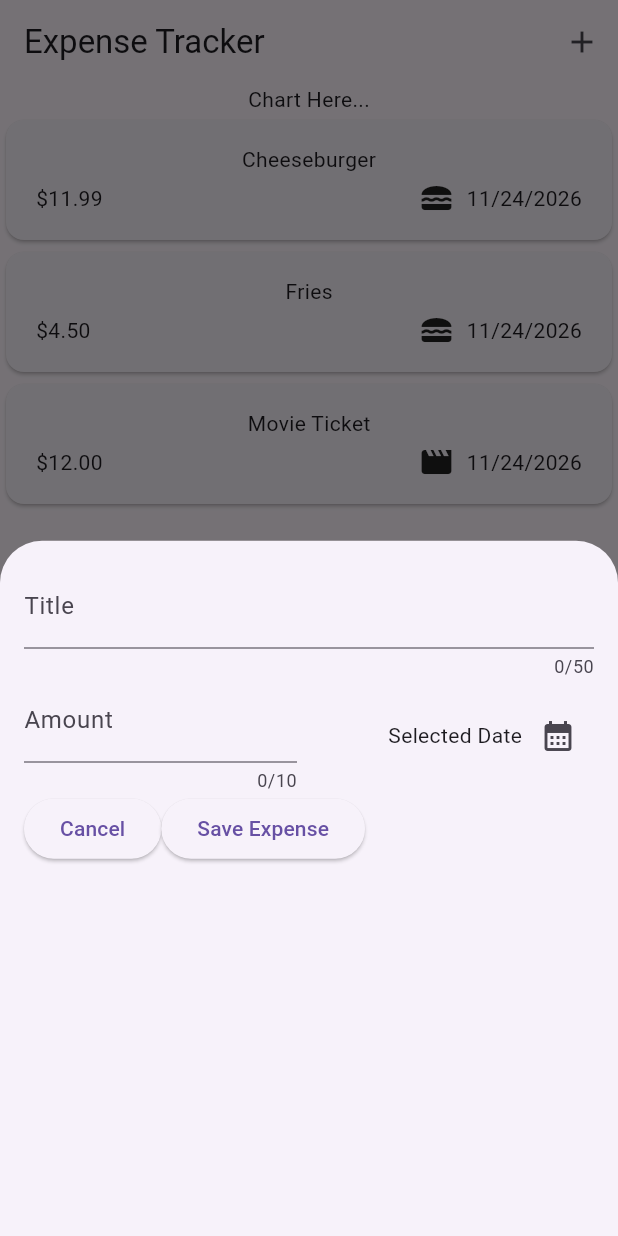
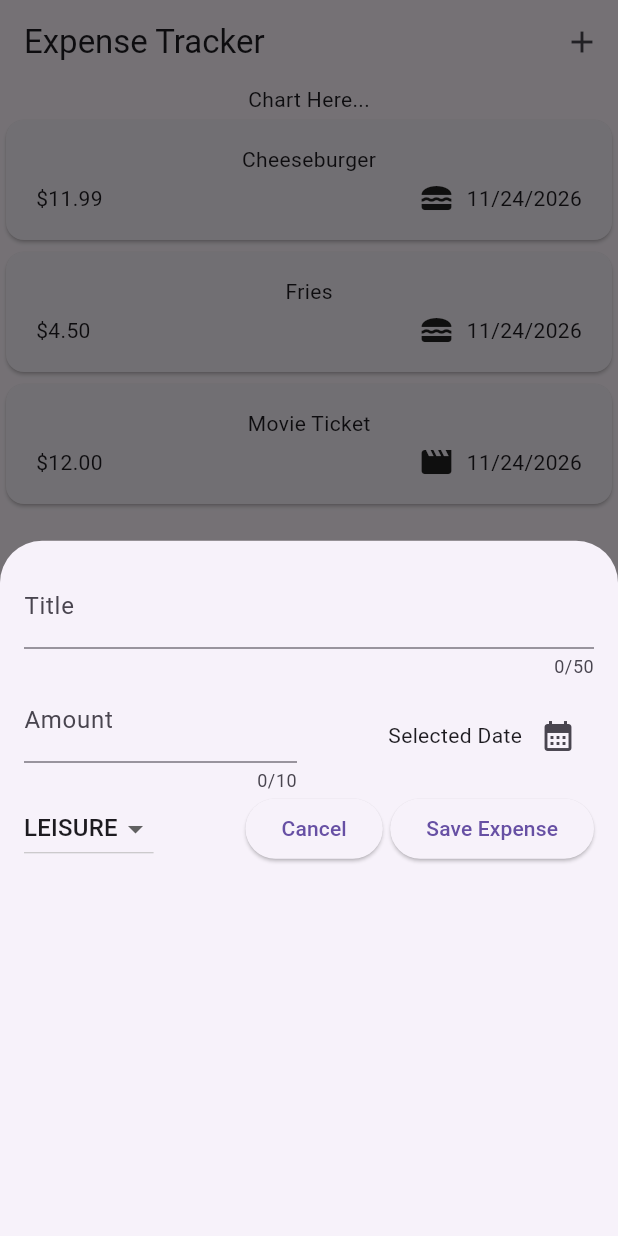
Before and after one commit to lottomansosa/expense_tracker, a Flutter app: the screen it shows after launch, after a tap on the "add" icon, on a phone screen of 412 x 824 dp. Run offline on Flutter 3.47's test engine with Material 3 defaults, Android fonts, the phone set to English and light mode, and no system bars.

Commit message:
finished new expense to add an expense item to the page. added validation checks

```diff
--- a/lib/widgets/expenses.dart
+++ b/lib/widgets/expenses.dart
@@ -14,9 +14,14 @@ class Expenses extends StatefulWidget{
 
 //expenses
 class _ExpensesState extends State<Expenses> {
+  void _addExpense(Expense expense){
+    setState(() {
+      _registeredExpenses.add(expense);
+    });
+  }
 
 void _openAddExpenseOverlay(){
-  showModalBottomSheet(context: context, builder: (ctx) => NewExpense());
+  showModalBottomSheet(context: context, builder: (ctx) => NewExpense(onAddExpense: _addExpense));
 
   }
 
--- a/lib/widgets/new_expense.dart
+++ b/lib/widgets/new_expense.dart
@@ -1,9 +1,12 @@
+import 'package:expense_tracker/models/expense.dart';
 import 'package:flutter/material.dart';
 import 'package:intl/intl.dart';
 
 final formatter = DateFormat.yMd();
+
 class NewExpense extends StatefulWidget {
-  const NewExpense({super.key});
+  const NewExpense({super.key, required this.onAddExpense});
+  final void Function(Expense expense) onAddExpense;
   @override
   State<StatefulWidget> createState() {
     return _NewExpenseState();
@@ -14,6 +17,7 @@ class _NewExpenseState extends State<NewExpense> {
   final _titleController = TextEditingController();
   final _amountController = TextEditingController();
   DateTime? _selectedDate;
+  Category _selectedCategory = Category.leisure;
   //make an amount controller
   @override
   void dispose() {
@@ -22,18 +26,41 @@ class _NewExpenseState extends State<NewExpense> {
     super.dispose();
   }
 
-  void _presentDatePicker() async{
+  void _presentDatePicker() async {
     final now = DateTime.now();
     final firstDate = DateTime(now.year - 1, now.month, now.day);
-     final pickedDate = await showDatePicker(
+    final pickedDate = await showDatePicker(
       context: context,
       initialDate: now,
       firstDate: firstDate,
       lastDate: now,
     );
-    setState((){
+    setState(() {
       _selectedDate = pickedDate;
     });
+  }
+  void _submitExpenseData(){
+    final enteredAmount = double.tryParse(_amountController.text);
+    final amountInvalid = enteredAmount == null || enteredAmount <=0;
+
+    if(_titleController.text.trim().isEmpty || amountInvalid || _selectedDate == null)
+    {
+        showDialog(context: (context), builder: (ctx) => AlertDialog(
+          title: const Text("Invalid Input"),
+          content: const Text("Please make sure to put in a valid title, price, and date"),
+          actions: [
+            TextButton(onPressed: (){}, child: Text("Okay"))
+          ]
+        ));
+        return;
+    }
+
+    widget.onAddExpense(Expense(title: _titleController.text,
+    amount: enteredAmount,
+    date: _selectedDate!,
+    category: _selectedCategory)
+    );
+
   }
 
   @override
@@ -67,9 +94,15 @@ class _NewExpenseState extends State<NewExpense> {
                   mainAxisAlignment: MainAxisAlignment.end,
                   crossAxisAlignment: CrossAxisAlignment.center,
                   children: [
-                    Text(_selectedDate == null ? 'Selected Date' : formatter.format(_selectedDate!)),
+                    Text(
+                      _selectedDate == null
+                          ? 'Selected Date'
+                          : formatter.format(_selectedDate!),
+                    ),
                     IconButton(
-                      onPressed: () {_presentDatePicker();},
+                      onPressed: () {
+                        _presentDatePicker();
+                      },
                       icon: const Icon(Icons.calendar_month),
                     ),
                   ],
@@ -80,16 +113,36 @@ class _NewExpenseState extends State<NewExpense> {
           //Put Amount TextField
           Row(
             children: [
+              DropdownButton(
+                value: _selectedCategory,
+                items: Category.values
+                    .map(
+                      (category) => DropdownMenuItem(
+                        value: category,
+                        child: Text(category.name.toUpperCase()),
+                      ),
+                    )
+                    .toList(),
+                onChanged: (value) {
+                  if (value == null) {
+                    return; //guard clause if statement
+                  }
+                  setState(() {
+                    _selectedCategory = value;
+                  });
+                },
+              ),
+              Spacer(),
               ElevatedButton(
                 onPressed: () {
                   Navigator.pop(context);
                 },
                 child: Text("Cancel"),
               ),
+              SizedBox(width: 5),
               ElevatedButton(
                 onPressed: () {
-                  print(_titleController.text);
-                  print(_amountController.text);
+                  _submitExpenseData();
                 },
                 child: Text("Save Expense"),
               ),
```
